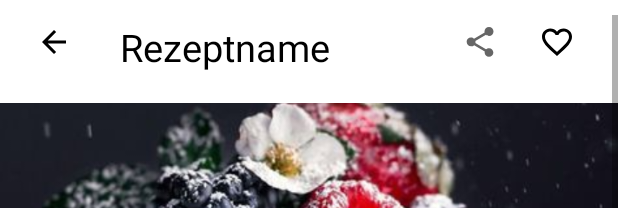
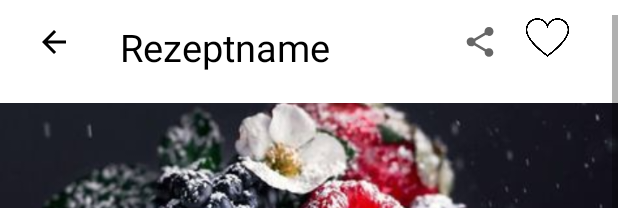
Before and after one commit to ThienTrangDo/Cookiy, an Android app: the layout fragment_detail.xml on its own in the app's theme, with its tools: preview values and no code run, scrolled down 10 dp, on a phone screen of 412 x 824 dp. Shown: the top 208 px of the screen. Run offline under Robolectric (Android 15) with nearby library versions, the phone set to English and light mode, and no system bars.

Commit message:
Logik Favorit fehlt noch

```diff
--- a/app/src/main/res/layout/fragment_detail.xml
+++ b/app/src/main/res/layout/fragment_detail.xml
@@ -51,12 +51,13 @@
 
         <ImageButton
             android:id="@+id/imageButton_favorit"
-            android:layout_width="wrap_content"
-            android:layout_height="wrap_content"
+            android:layout_width="35dp"
+            android:layout_height="35dp"
             android:layout_marginStart="3dp"
             android:layout_marginTop="16dp"
-            android:backgroundTint="@color/white"
-            android:src="@drawable/outline_favorite_border_24"
+            android:scaleType="fitCenter"
+            android:background="@android:color/transparent"
+            android:src="@drawable/heart_unfilled_480"
             app:layout_constraintStart_toEndOf="@+id/imageButton_teilen"
             app:layout_constraintTop_toTopOf="parent" />
 
```
Also changed, not shown: app/src/main/java/com/example/cookiy/MainViewModel.kt (+28 -1 lines), app/src/main/java/com/example/cookiy/data/AppRepository.kt (+51 -5 lines), app/src/main/java/com/example/cookiy/data/local/RecipeDatabase.kt (+13 -5 lines), app/src/main/java/com/example/cookiy/data/local/RecipeDatabaseDao.kt (+21 -1 lines), app/src/main/java/com/example/cookiy/data/remote/RecipeApiService.kt (+9 -6 lines), app/src/main/java/com/example/cookiy/ui/DetailFragment.kt (+22 -2 lines), app/src/main/java/com/example/cookiy/ui/FavoriteFragment.kt (+7 -0 lines), app/src/main/res/drawable/heart_filled_480.png (added), app/src/main/res/drawable/heart_unfilled_480.png (added).
